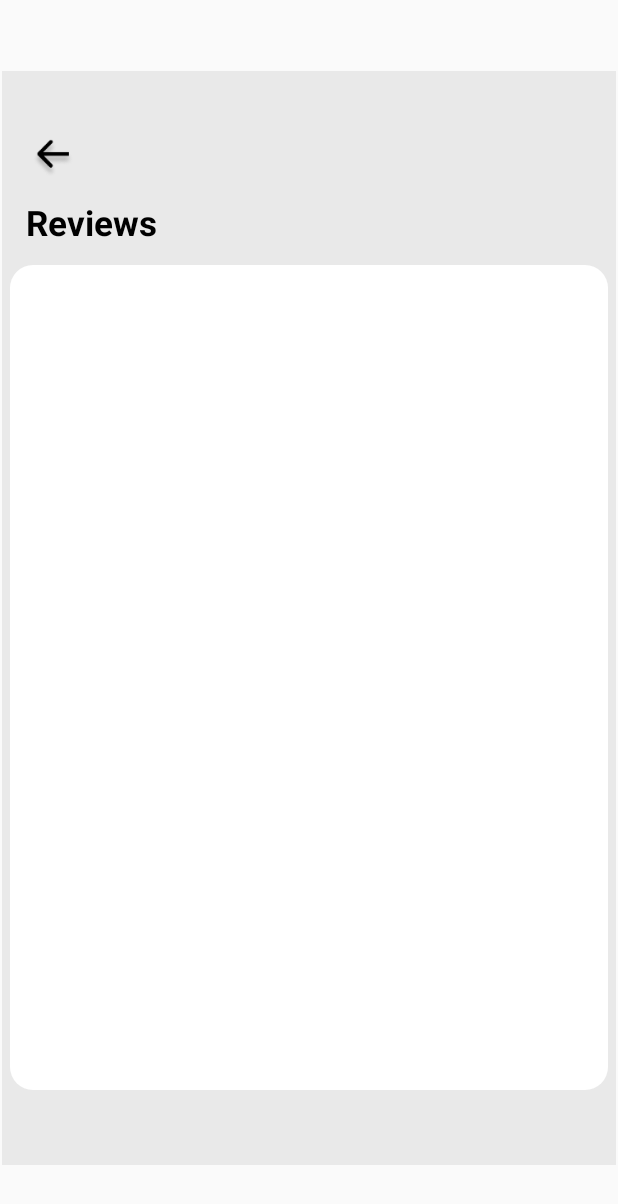
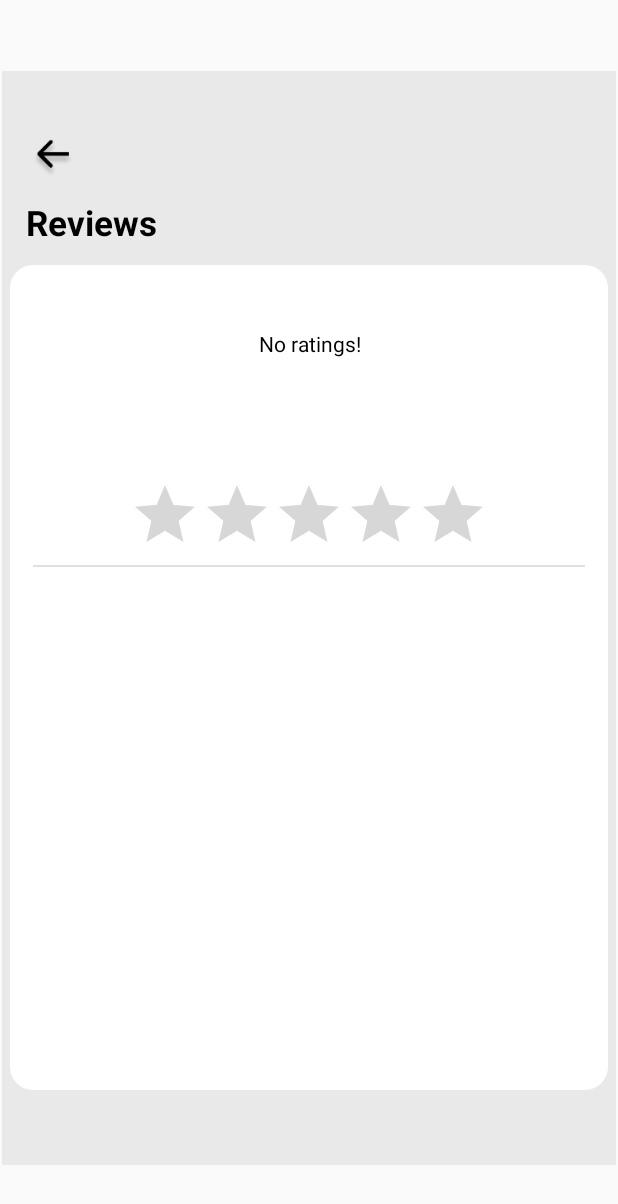
Before and after one commit to AlanStelmach/Project_Bolt, an Android app: the Reviews screen opened directly, with no data from a screen before it, on a phone screen of 412 x 824 dp. Shown: the top 1204 px of the screen. Run offline under Robolectric (Android 15) with nearby library versions, the phone set to English and light mode, and no system bars; our stand-ins replace Firebase (no records; nobody signed in at launch, a user with empty details on screens opened directly).

Commit message:
uDrive 3.9.9

```diff
--- a/uDrive/app/src/main/java/com/example/udrive/Frag3.java
+++ b/uDrive/app/src/main/java/com/example/udrive/Frag3.java
@@ -2,6 +2,7 @@ package com.example.udrive;
 
 import android.app.AlertDialog;
 import android.content.Intent;
+import android.net.Uri;
 import android.os.Bundle;
 import androidx.annotation.NonNull;
 import androidx.fragment.app.Fragment;
@@ -33,7 +34,7 @@ public class Frag3 extends Fragment {
     public Frag3() {}
 
     @Override
-    public View onCreateView(LayoutInflater inflater, ViewGroup container,
+    public View onCreateView(final LayoutInflater inflater, ViewGroup container,
                              Bundle savedInstanceState) {
         View view = inflater.inflate(R.layout.fragment_frag3, container, false);
 
@@ -82,14 +83,16 @@ public class Frag3 extends Fragment {
         facebook.setOnClickListener(new View.OnClickListener() {
             @Override
             public void onClick(View v) {
-
+                Intent intent = new Intent(Intent.ACTION_VIEW, Uri.parse("https://www.facebook.com"));
+                startActivity(intent);
             }
         });
 
         fb_iamge.setOnClickListener(new View.OnClickListener() {
             @Override
             public void onClick(View v) {
-
+                Intent intent = new Intent(Intent.ACTION_VIEW, Uri.parse("https://www.facebook.com"));
+                startActivity(intent);
             }
         });
 
--- a/uDrive/app/src/main/java/com/example/udrive/Promo_code.java
+++ b/uDrive/app/src/main/java/com/example/udrive/Promo_code.java
@@ -84,7 +84,7 @@ public class Promo_code extends AppCompatActivity {
                                     @Override
                                     public void onDataChange(@NonNull DataSnapshot dataSnapshot) {
                                         promos.clear();
-                                        boolean check = false;
+                                        boolean check = Boolean.parseBoolean(null);
                                         for (DataSnapshot snapshot : dataSnapshot.getChildren()) {
                                             String var1 = snapshot.child("name").getValue(String.class);
                                             Integer var2 = snapshot.child("value").getValue(Integer.class);
@@ -95,6 +95,10 @@ public class Promo_code extends AppCompatActivity {
                                                 check = true;
                                                 value = promos.get(i).getValue();
                                                 break;
+                                            }
+                                            else
+                                            {
+                                                check=false;
                                             }
                                         }
                                         if (check) {
@@ -110,9 +114,10 @@ public class Promo_code extends AppCompatActivity {
 
                                                 }
                                             });
+                                            Toast.makeText(Promo_code.this, "You get extra money to your use!", Toast.LENGTH_LONG).show();
                                             promo_code.setText("");
                                             progressBar.setVisibility(View.GONE);
-                                            Toast.makeText(Promo_code.this, "You get extra money to your use!", Toast.LENGTH_LONG).show();
+                                            return;
                                         } else {
                                             progressBar.setVisibility(View.GONE);
                                             Toast.makeText(Promo_code.this, "Promo code not found!", Toast.LENGTH_LONG).show();
@@ -128,7 +133,7 @@ public class Promo_code extends AppCompatActivity {
                             else
                             {
                                 progressBar.setVisibility(View.GONE);
-                                Toast.makeText(Promo_code.this, "This promo code was allready used on this account!", Toast.LENGTH_LONG).show();
+                                Toast.makeText(Promo_code.this, "This promo code was already used on this account!", Toast.LENGTH_LONG).show();
                             }
                         }
 
--- a/uDrive/app/src/main/java/com/example/udrive/Reviews.java
+++ b/uDrive/app/src/main/java/com/example/udrive/Reviews.java
@@ -1,22 +1,36 @@
 package com.example.udrive;
 
+import androidx.annotation.NonNull;
 import androidx.appcompat.app.AppCompatActivity;
-
 import android.content.Intent;
 import android.os.Bundle;
 import android.view.View;
+import android.widget.ArrayAdapter;
 import android.widget.Button;
 import android.widget.ImageView;
+import android.widget.ListView;
+
+import com.google.firebase.auth.FirebaseAuth;
+import com.google.firebase.auth.FirebaseUser;
+import com.google.firebase.database.DataSnapshot;
+import com.google.firebase.database.DatabaseError;
+import com.google.firebase.database.DatabaseReference;
+import com.google.firebase.database.FirebaseDatabase;
+import com.google.firebase.database.ValueEventListener;
+
+import java.util.ArrayList;
 
 public class Reviews extends AppCompatActivity {
 
     private ImageView back;
+    ArrayList<Rating> ratings = new ArrayList<>();
+    private ListView ratingview;
 
     @Override
     protected void onCreate(Bundle savedInstanceState) {
         super.onCreate(savedInstanceState);
         setContentView(R.layout.activity_reviews);
-
+        ratingview = (ListView) findViewById(R.id.reviews_view);
         back = (ImageView) findViewById(R.id.back10);
         back.setOnClickListener(new View.OnClickListener() {
             @Override
@@ -26,4 +40,36 @@ public class Reviews extends AppCompatActivity {
             }
         });
     }
+
+    @Override
+    protected void onStart() {
+        super.onStart();
+        FirebaseUser user = FirebaseAuth.getInstance().getCurrentUser();
+        String uid = user.getUid();
+        DatabaseReference reference = FirebaseDatabase.getInstance().getReference().child("Rating").child(uid).child("1");
+        reference.addValueEventListener(new ValueEventListener() {
+            @Override
+            public void onDataChange(@NonNull DataSnapshot dataSnapshot) {
+                ratings.clear();
+                for (DataSnapshot snapshot : dataSnapshot.getChildren())
+                {
+                    String var = snapshot.child("name_surname").getValue(String.class);
+                    String var1 = snapshot.child("text").getValue(String.class);
+                    Float var2 = snapshot.child("stars").getValue(Float.class);
+
+                    ratings.add(new Rating(var2,var1,var));
+                }
+                if(ratings.size() == 0)
+                {
+                    ratings.add(new Rating(0,"No ratings!",""));
+                }
+                ReviewsList adapter = new ReviewsList(Reviews.this, ratings);
+                ratingview.setAdapter(adapter);
+            }
+            @Override
+            public void onCancelled(@NonNull DatabaseError databaseError) {
+
+            }
+        });
+    }
 }
--- /dev/null
+++ b/uDrive/app/src/main/java/com/example/udrive/ReviewsList.java
@@ -0,0 +1,52 @@
+package com.example.udrive;
+
+import android.app.Activity;
+import android.view.LayoutInflater;
+import android.view.View;
+import android.view.ViewGroup;
+import android.widget.ArrayAdapter;
+import android.widget.RatingBar;
+import android.widget.TextView;
+
+import androidx.annotation.NonNull;
+import androidx.annotation.Nullable;
+
+import java.util.ArrayList;
+
+public class ReviewsList extends ArrayAdapter<Rating> {
+
+    private Activity context;
+    private ArrayList<Rating> ratings;
+
+    public ReviewsList(Activity context, ArrayList<Rating> ratings)
+    {
+        super(context, R.layout.history_layout, ratings);
+        this.context = context;
+        this.ratings = ratings;
+    }
+
+    @NonNull
+    @Override
+    public View getView(int position, @Nullable View convertView, @NonNull ViewGroup parent) {
+        LayoutInflater inflater = context.getLayoutInflater();
+        View rating = inflater.inflate(R.layout.rating_layout, null, true);
+        TextView name_surname = (TextView) rating.findViewById(R.id.name_surname_rating);
+        TextView text = (TextView) rating.findViewById(R.id.comment_rating);
+        RatingBar ratingBar = (RatingBar) rating.findViewById(R.id.ratingbar_rating);
+
+        Rating rating1 = ratings.get(position);
+        if(rating1.getText().equals("No ratings!"))
+        {
+            name_surname.setText(rating1.getName_surname());
+            text.setText(rating1.getText());
+            ratingBar.setRating(rating1.getStars());
+        }
+        else {
+            name_surname.setText(rating1.getName_surname());
+            text.setText(rating1.getText());
+            ratingBar.setRating(rating1.getStars());
+        }
+
+        return rating;
+    }
+}
--- a/uDrive/app/src/main/res/layout/activity_settings.xml
+++ b/uDrive/app/src/main/res/layout/activity_settings.xml
@@ -130,7 +130,8 @@
             android:layout_alignParentEnd="true"
             android:layout_marginStart="30dp"
             android:layout_marginTop="30dp"
-            android:layout_marginEnd="30dp" />
+            android:layout_marginEnd="30dp"
+            android:textColor="@color/black" />
 
         <TextView
             android:id="@+id/textView23"
--- /dev/null
+++ b/uDrive/app/src/main/res/layout/rating_layout.xml
@@ -0,0 +1,28 @@
+<?xml version="1.0" encoding="utf-8"?>
+<LinearLayout xmlns:android="http://schemas.android.com/apk/res/android"
+    android:orientation="vertical" android:layout_width="match_parent"
+    android:layout_height="match_parent">
+
+    <TextView
+        android:id="@+id/name_surname_rating"
+        android:layout_width="match_parent"
+        android:layout_height="wrap_content"
+        android:textColor="@color/black"
+        android:textSize="20sp"
+        android:textStyle="bold" />
+
+    <TextView
+        android:id="@+id/comment_rating"
+        android:layout_width="300dp"
+        android:layout_height="100dp"
+        android:layout_gravity="center"
+        android:textAlignment="center"
+        android:textColor="@color/black"/>
+
+    <RatingBar
+        android:id="@+id/ratingbar_rating"
+        android:layout_width="240dp"
+        android:layout_height="wrap_content"
+        android:layout_gravity="center"
+        android:max="5" />
+</LinearLayout>
```
